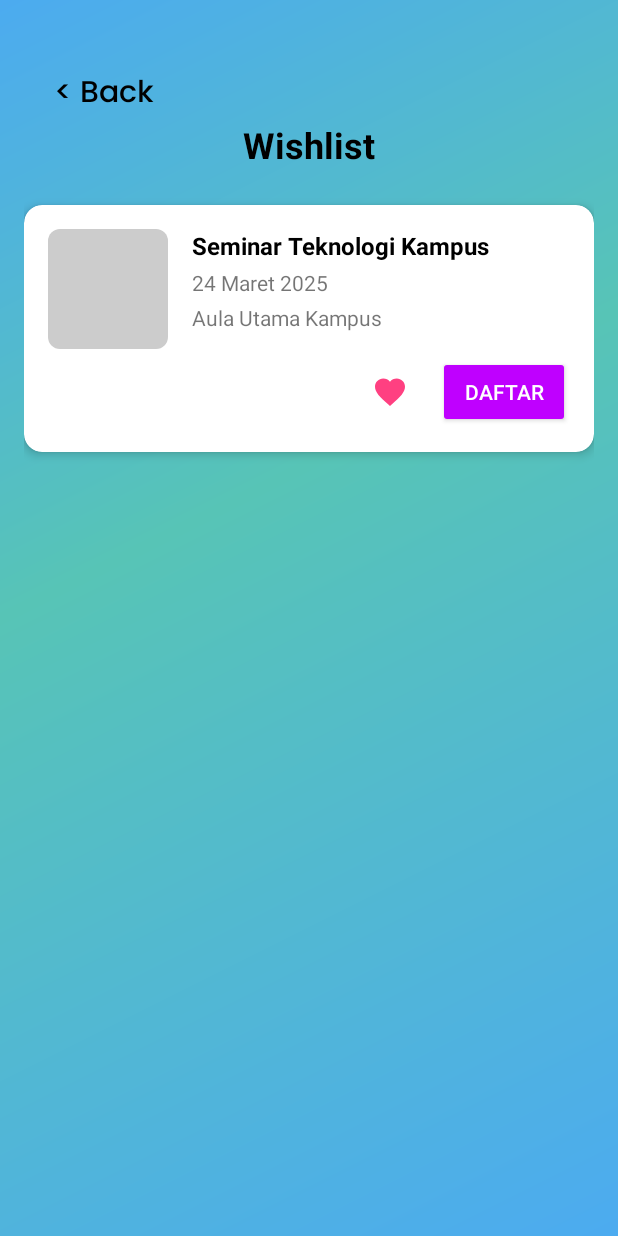
After one commit to abhistbn/HuddleUp, an Android app: the layout activity_wishlist.xml on its own in the app's theme, with its tools: preview values and no code run, on a phone screen of 412 x 824 dp. The commit adds this screen. Run offline under Robolectric (Android 15) with nearby library versions, the phone set to English and light mode, and no system bars.

Commit message:
wishlist

```diff
--- a/app/build.gradle
+++ b/app/build.gradle
@@ -37,4 +37,7 @@ dependencies {
     testImplementation libs.junit
     androidTestImplementation libs.ext.junit
     androidTestImplementation libs.espresso.core
+    implementation 'com.github.bumptech.glide:glide:4.12.0'
+    annotationProcessor 'com.github.bumptech.glide:compiler:4.12.0'
+    implementation 'com.google.code.gson:gson:2.8.9'
 }
--- a/app/src/main/AndroidManifest.xml
+++ b/app/src/main/AndroidManifest.xml
@@ -16,7 +16,7 @@
             android:name=".SiginActivity"
             android:exported="false" />
         <activity
-            android:name=".LauncherActivity"
+            android:name=".WishlistActivity"
             android:exported="true">
             <intent-filter>
                 <action android:name="android.intent.action.MAIN" />
--- /dev/null
+++ b/app/src/main/res/drawable/ic_favorite_filled.xml
@@ -0,0 +1,10 @@
+<vector xmlns:android="http://schemas.android.com/apk/res/android"
+    android:width="24dp"
+    android:height="24dp"
+    android:viewportWidth="24"
+    android:viewportHeight="24"
+    android:tint="#FF4081">
+    <path
+        android:fillColor="@android:color/white"
+        android:pathData="M12,21.35l-1.45,-1.32C5.4,15.36 2,12.28 2,8.5 2,5.42 4.42,3 7.5,3c1.74,0 3.41,0.81 4.5,2.09C13.09,3.81 14.76,3 16.5,3 19.58,3 22,5.42 22,8.5c0,3.78 -3.4,6.86 -8.55,11.54L12,21.35z"/>
+</vector>
--- /dev/null
+++ b/app/src/main/res/drawable/placeholder_event.xml
@@ -0,0 +1,6 @@
+<?xml version="1.0" encoding="utf-8"?>
+<shape xmlns:android="http://schemas.android.com/apk/res/android"
+    android:shape="rectangle">
+    <solid android:color="#CCCCCC" />
+    <corners android:radius="8dp" />
+</shape>
--- /dev/null
+++ b/app/src/main/res/layout/activity_wishlist.xml
@@ -0,0 +1,148 @@
+<?xml version="1.0" encoding="utf-8"?>
+<ScrollView xmlns:android="http://schemas.android.com/apk/res/android"
+    xmlns:app="http://schemas.android.com/apk/res-auto"
+    xmlns:tools="http://schemas.android.com/tools"
+    android:layout_width="match_parent"
+    android:layout_height="match_parent"
+    android:background="@drawable/background"
+    tools:context=".WishlistActivity">
+
+    <LinearLayout
+        android:layout_width="match_parent"
+        android:layout_height="wrap_content"
+        android:orientation="vertical"
+        android:padding="16dp">
+
+        <TextView
+            android:id="@+id/tvsBack"
+            android:layout_width="wrap_content"
+            android:layout_height="wrap_content"
+            android:layout_marginStart="20dp"
+            android:layout_marginTop="30dp"
+            android:layout_marginEnd="290dp"
+            android:text="@string/back"
+            android:textSize="20sp"
+            android:fontFamily="@font/poppinsmedium"
+            android:textColor="@color/black"
+            app:layout_constraintEnd_toEndOf="parent"
+            app:layout_constraintStart_toStartOf="parent"
+            app:layout_constraintTop_toTopOf="parent" />
+
+        <!-- Judul Wishlist -->
+        <TextView
+            android:id="@+id/tvWishlistTitle"
+            android:layout_width="wrap_content"
+            android:layout_height="wrap_content"
+            android:text="Wishlist"
+            android:textColor="@android:color/black"
+            android:textSize="24sp"
+            android:textStyle="bold"
+            android:layout_gravity="center_horizontal"
+            android:paddingBottom="16dp"/>
+
+
+        <!-- Pesan Jika Wishlist Kosong -->
+        <TextView
+            android:id="@+id/tvEmptyWishlist"
+            android:layout_width="wrap_content"
+            android:layout_height="wrap_content"
+            android:text="Belum ada event yang disimpan"
+            android:textColor="@android:color/black"
+            android:textSize="16sp"
+            android:visibility="gone"
+            android:layout_gravity="center_horizontal"/>
+
+        <!-- Container untuk Event -->
+        <LinearLayout
+            android:id="@+id/wishlistContainer"
+            android:layout_width="match_parent"
+            android:layout_height="wrap_content"
+            android:orientation="vertical">
+
+            <!-- Contoh Item Event -->
+            <androidx.cardview.widget.CardView
+                android:layout_width="match_parent"
+                android:layout_height="wrap_content"
+                android:layout_marginVertical="8dp"
+                app:cardCornerRadius="12dp"
+                app:cardElevation="4dp">
+
+                <androidx.constraintlayout.widget.ConstraintLayout
+                    android:layout_width="match_parent"
+                    android:layout_height="wrap_content"
+                    android:padding="16dp">
+
+                    <ImageView
+                        android:id="@+id/ivEventImage"
+                        android:layout_width="80dp"
+                        android:layout_height="80dp"
+                        android:scaleType="centerCrop"
+                        android:src="@drawable/placeholder_event"
+                        app:layout_constraintStart_toStartOf="parent"
+                        app:layout_constraintTop_toTopOf="parent" />
+
+                    <TextView
+                        android:id="@+id/tvEventTitle"
+                        android:layout_width="0dp"
+                        android:layout_height="wrap_content"
+                        android:layout_marginStart="16dp"
+                        android:textColor="@android:color/black"
+                        android:textSize="16sp"
+                        android:textStyle="bold"
+                        app:layout_constraintEnd_toEndOf="parent"
+                        app:layout_constraintStart_toEndOf="@id/ivEventImage"
+                        app:layout_constraintTop_toTopOf="parent"
+                        tools:text="Seminar Teknologi Kampus" />
+
+                    <TextView
+                        android:id="@+id/tvEventDate"
+                        android:layout_width="0dp"
+                        android:layout_height="wrap_content"
+                        android:layout_marginStart="16dp"
+                        android:layout_marginTop="4dp"
+                        android:textSize="14sp"
+                        app:layout_constraintEnd_toEndOf="parent"
+                        app:layout_constraintStart_toEndOf="@id/ivEventImage"
+                        app:layout_constraintTop_toBottomOf="@id/tvEventTitle"
+                        tools:text="24 Maret 2025" />
+
+                    <TextView
+                        android:id="@+id/tvEventLocation"
+                        android:layout_width="0dp"
+                        android:layout_height="wrap_content"
+                        android:layout_marginStart="16dp"
+                        android:layout_marginTop="4dp"
+                        android:textSize="14sp"
+                        app:layout_constraintEnd_toEndOf="parent"
+                        app:layout_constraintStart_toEndOf="@id/ivEventImage"
+                        app:layout_constraintTop_toBottomOf="@id/tvEventDate"
+                        tools:text="Aula Utama Kampus" />
+
+                    <Button
+                        android:id="@+id/btnRegister"
+                        android:layout_width="wrap_content"
+                        android:layout_height="wrap_content"
+                        android:layout_marginTop="16dp"
+                        android:backgroundTint="@color/purple"
+                        android:text="Daftar"
+                        android:textColor="@android:color/white"
+                        app:layout_constraintEnd_toEndOf="parent"
+                        app:layout_constraintTop_toBottomOf="@id/tvEventLocation" />
+
+                    <ImageButton
+                        android:id="@+id/btnRemoveWishlist"
+                        android:layout_width="48dp"
+                        android:layout_height="48dp"
+                        android:layout_marginEnd="8dp"
+                        android:background="@null"
+                        android:contentDescription="Hapus dari wishlist"
+                        android:src="@drawable/ic_favorite_filled"
+                        app:layout_constraintEnd_toStartOf="@id/btnRegister"
+                        app:layout_constraintTop_toTopOf="@id/btnRegister"
+                        app:layout_constraintBottom_toBottomOf="@id/btnRegister" />
+                </androidx.constraintlayout.widget.ConstraintLayout>
+            </androidx.cardview.widget.CardView>
+        </LinearLayout>
+
+    </LinearLayout>
+</ScrollView>
--- a/app/src/main/res/values/colors.xml
+++ b/app/src/main/res/values/colors.xml
@@ -9,5 +9,6 @@
     <color name="softBlue">#A3D4FF</color>
     <color name="netral">#F0F8FF</color>
     <color name="grey">#B0B0B0</color>
+    <color name="purple">#BF00FF</color>
 
 </resources>
```
Also changed, not shown: app/src/main/java/com/example/huddleup/Event.java (added, +70 -0 lines), app/src/main/java/com/example/huddleup/WishlistActivity.java (added, +170 -0 lines).
